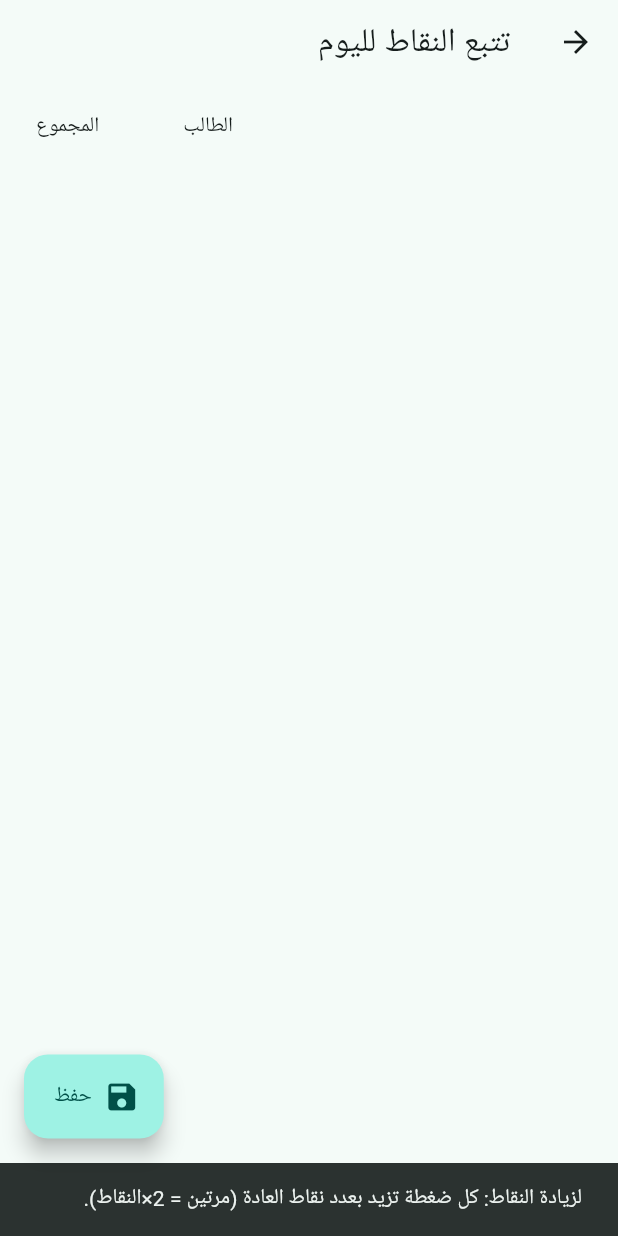
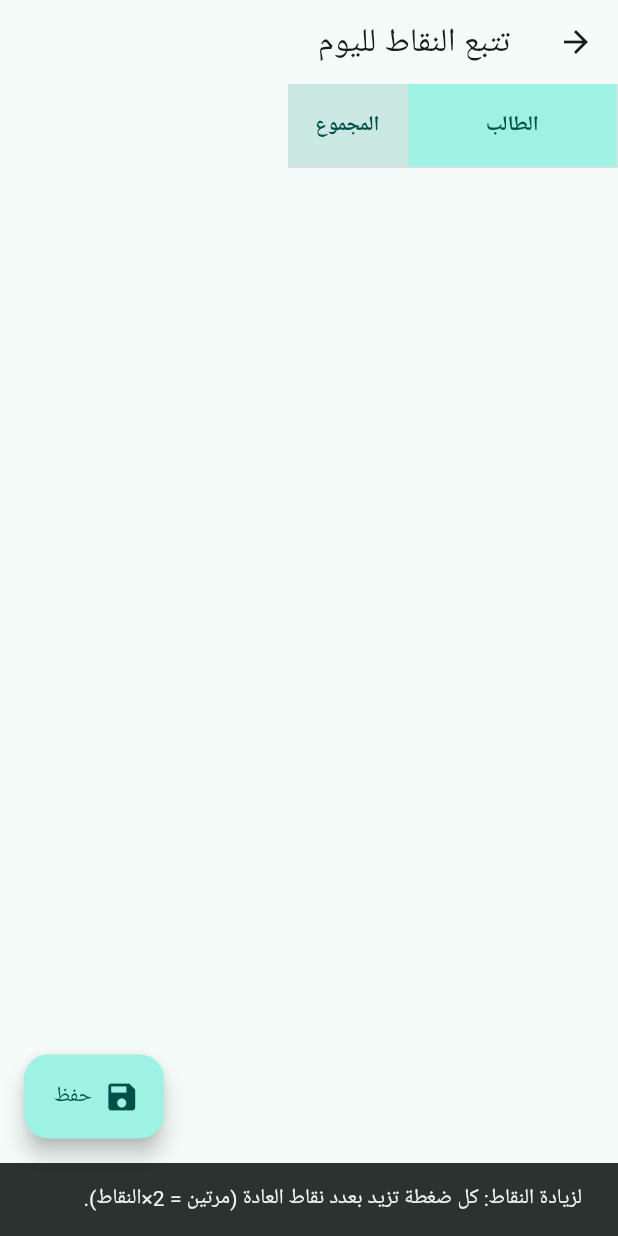
Before and after one commit to JamilmFaris/student-points, a Flutter app: the TrackingScreen screen opened by its route, on a phone screen of 412 x 824 dp. Run offline on Flutter 3.47's test engine with Material 3 defaults, Android fonts, the phone set to English and light mode, and no system bars; our stand-ins replace flutter_bloc, sqflite; accounts and stored records are empty.

Commit message:
Fix the tracking UI

```diff
--- a/lib/ui/tracking_screen.dart
+++ b/lib/ui/tracking_screen.dart
@@ -42,11 +42,41 @@ class TrackingScreen extends StatelessWidget {
 	}
 }
 
-class _TrackingTable extends StatelessWidget {
+class _TrackingTable extends StatefulWidget {
 	const _TrackingTable();
 
 	@override
-	Widget build(BuildContext context) {
+	State<_TrackingTable> createState() => _TrackingTableState();
+}
+
+class _TrackingTableState extends State<_TrackingTable> {
+	static const double _leftColumnWidth = 140;
+	static const double _totalColumnWidth = 80;
+	static const double _habitColumnWidth = 115;
+
+	static const double _rowHeight = 56;
+	static const double _headerHeight = 56;
+
+	final ScrollController _horizontalBodyController = ScrollController();
+	final ScrollController _horizontalHeaderController = ScrollController();
+	final ScrollController _verticalBodyController = ScrollController();
+	final ScrollController _verticalLeftController = ScrollController();
+
+	@override
+	void initState() {
+		super.initState();
+		_horizontalBodyController.addListener(() {
+			if (_horizontalHeaderController.hasClients &&
+				_horizontalHeaderController.offset != _horizontalBodyController.offset) {
+				_horizontalHeaderController.jumpTo(_horizontalBodyController.offset);
+			}
+		});
+		_verticalBodyController.addListener(() {
+			if (_verticalLeftController.hasClients &&
+				_verticalLeftController.offset != _verticalBodyController.offset) {
+				_verticalLeftController.jumpTo(_verticalBodyController.offset);
+			}
+		});
 		WidgetsBinding.instance.addPostFrameCallback((_) {
 			final messenger = ScaffoldMessenger.of(context);
 			messenger.clearSnackBars();
@@ -55,6 +85,62 @@ class _TrackingTable extends StatelessWidget {
 				duration: Duration(seconds: 6),
 			));
 		});
+	}
+
+	@override
+	void dispose() {
+		_horizontalBodyController.dispose();
+		_horizontalHeaderController.dispose();
+		_verticalBodyController.dispose();
+		_verticalLeftController.dispose();
+		super.dispose();
+	}
+
+	Color _zebraColor(int rowIndex) {
+		final scheme = Theme.of(context).colorScheme;
+		return rowIndex.isEven ? scheme.surface : scheme.surfaceVariant.withOpacity(0.35);
+	}
+
+	Widget _headerCell(Widget child, {double? width, Color? backgroundColor}) {
+		return Container(
+			alignment: Alignment.center,
+			width: width,
+			height: _headerHeight,
+			decoration: BoxDecoration(
+				color: backgroundColor ?? Theme.of(context).colorScheme.primaryContainer,
+				border: Border(
+					right: BorderSide(color: Colors.grey.shade300),
+					bottom: BorderSide(color: Colors.grey.shade300),
+				),
+			),
+			child: DefaultTextStyle.merge(
+				style: TextStyle(
+					fontWeight: FontWeight.w600,
+					color: Theme.of(context).colorScheme.onPrimaryContainer,
+				),
+				child: child,
+			),
+		);
+	}
+
+	Widget _cell(Widget child, {double? width, Color? backgroundColor}) {
+		return Container(
+			alignment: Alignment.center,
+			width: width,
+			height: _rowHeight,
+			decoration: BoxDecoration(
+				color: backgroundColor,
+				border: Border(
+					right: BorderSide(color: Colors.grey.shade300),
+					bottom: BorderSide(color: Colors.grey.shade300),
+				),
+			),
+			child: child,
+		);
+	}
+
+	@override
+	Widget build(BuildContext context) {
 		return BlocBuilder<StudentsCubit, StudentsState>(builder: (context, sState) {
 			return BlocBuilder<HabitsCubit, HabitsState>(builder: (context, hState) {
 				return BlocBuilder<TrackingCubit, TrackingState>(builder: (context, tState) {
@@ -63,52 +149,110 @@ class _TrackingTable extends StatelessWidget {
 					}
 					final students = sState.students;
 					final habits = hState.habits;
-					final columns = <DataColumn>[
-						const DataColumn(label: Text('الطالب')),
-						const DataColumn(label: Text('المجموع')),
+
+					final scheme = Theme.of(context).colorScheme;
+					return Padding(
+						padding: const EdgeInsets.only(bottom: 80),
+						child: Column(
+							children: [
+								Row(
+									children: [
+										_headerCell(const Text('الطالب'), width: _leftColumnWidth, backgroundColor: scheme.primaryContainer),
+										Expanded(
+											child: SingleChildScrollView(
+												controller: _horizontalHeaderController,
+												physics: const NeverScrollableScrollPhysics(),
+												scrollDirection: Axis.horizontal,
+												child: Row(
+													children: [
+														_headerCell(const Text('المجموع'), width: _totalColumnWidth, backgroundColor: scheme.secondaryContainer),
 														for (final h in habits)
-            DataColumn(
-              label: SizedBox(
-                width: 100,
-                child: Align(
+															_headerCell(Center(child: Text(h.name)), width: _habitColumnWidth, backgroundColor: scheme.primaryContainer),
+													],
+												),
+											),
+										),
+									],
+								),
+								Expanded(
+									child: Row(
+										children: [
+											SingleChildScrollView(
+												controller: _verticalLeftController,
+												physics: const NeverScrollableScrollPhysics(),
+												child: Column(
+													children: [
+														for (int i = 0; i < students.length; i++)
+															_cell(Align(
 																alignment: Alignment.center,
-                  child:Text(h.name),
-						),)),
-					];
-
-					final rows = students.map((student) {
+																child: Padding(
+																	padding: const EdgeInsets.symmetric(horizontal: 8),
+																	child: Text(students[i].name),
+																),
+															), width: _leftColumnWidth, backgroundColor: _zebraColor(i)),
+													],
+												),
+											),
+											Expanded(
+												child: SingleChildScrollView(
+													controller: _verticalBodyController,
+													scrollDirection: Axis.vertical,
+													child: SingleChildScrollView(
+														controller: _horizontalBodyController,
+														scrollDirection: Axis.horizontal,
+														child: Column(
+															children: [
+																for (int i = 0; i < students.length; i++)
+																	Row(
+																		children: [
+																			_cell(Builder(builder: (context) {
+																				final student = students[i];
 																				final counts = tState.countsByStudentHabit[student.id] ?? {};
 																				int total = 0;
 																				for (final h in habits) {
 																					final c = counts[h.id] ?? 0;
 																					total += c * h.points;
 																				}
-						return DataRow(cells: [
-							DataCell(Text(student.name)),
-							DataCell(Text('$total')),
+																				return Text('$total', style: const TextStyle(fontWeight: FontWeight.w600));
+																			}), width: _totalColumnWidth, backgroundColor: scheme.secondaryContainer),
 																			for (final h in habits)
-								DataCell(Row(
+																				_cell(Row(
 																					mainAxisSize: MainAxisSize.min,
 																					children: [
 																						IconButton(
 																							icon: const Icon(Icons.remove),
-											onPressed: () => context.read<TrackingCubit>().decrement(student.id!, h.id!),
+																							color: scheme.error,
+																							onPressed: () => context.read<TrackingCubit>().decrement(students[i].id!, h.id!),
 																						),
-										Text('${counts[h.id] ?? 0}'),
+																						Builder(builder: (context) {
+																							final counts = tState.countsByStudentHabit[students[i].id] ?? {};
+																							final c = counts[h.id] ?? 0;
+																							return Text('$c', style: const TextStyle(fontWeight: FontWeight.w500));
+																						}),
 																						IconButton(
 																							icon: const Icon(Icons.add),
-											onPressed: () => context.read<TrackingCubit>().increment(student.id!, h.id!),
+																							color: scheme.primary,
+																							onPressed: () => context.read<TrackingCubit>().increment(students[i].id!, h.id!),
 																						),
 																					],
-								)),
-						]);
-					}).toList();
-
-					return SingleChildScrollView(
-						padding: const EdgeInsets.only(bottom: 80),
-						child: SingleChildScrollView(
-							scrollDirection: Axis.horizontal,
-							child: DataTable(columns: columns, rows: rows,),
+																				), width: _habitColumnWidth, backgroundColor: (() {
+																					final counts = tState.countsByStudentHabit[students[i].id] ?? {};
+																					final c = counts[h.id] ?? 0;
+																					if (c > 0) return scheme.primary.withOpacity(0.08);
+																					if (c < 0) return scheme.error.withOpacity(0.07);
+																					return _zebraColor(i);
+																				})()),
+																		],
+																	),
+															],
+														),
+													),
+												),
+											),
+										],
+									),
+								),
+							],
 						),
 					);
 				});
```
Lines whose indentation alone changed are shown as unchanged.
